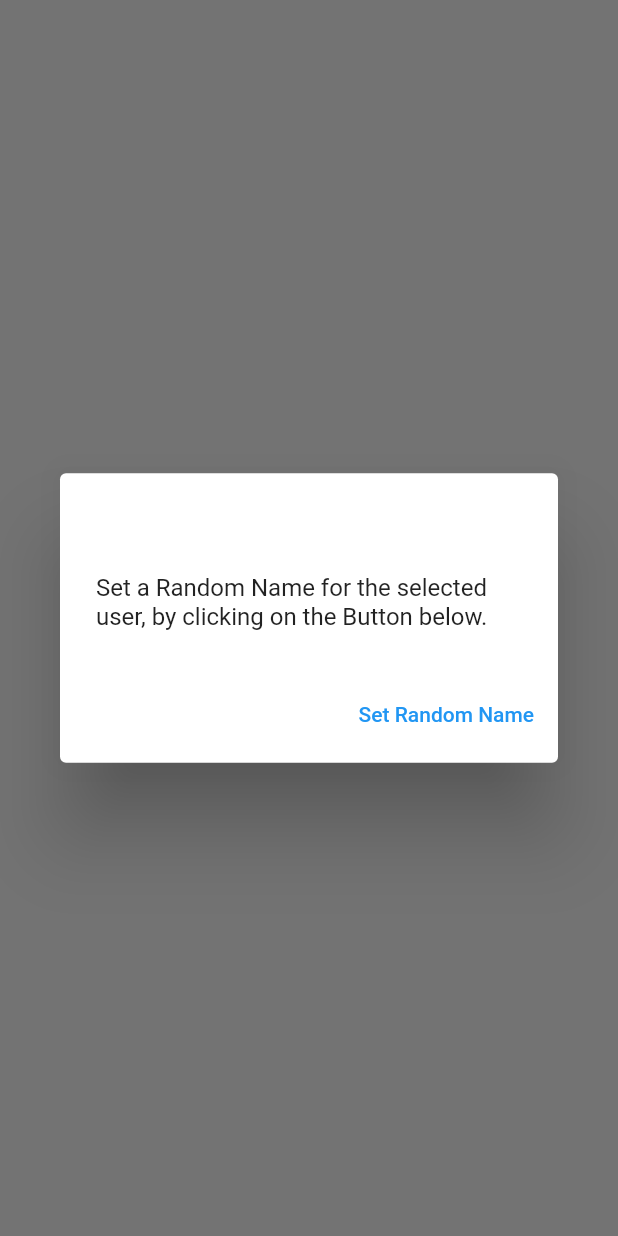
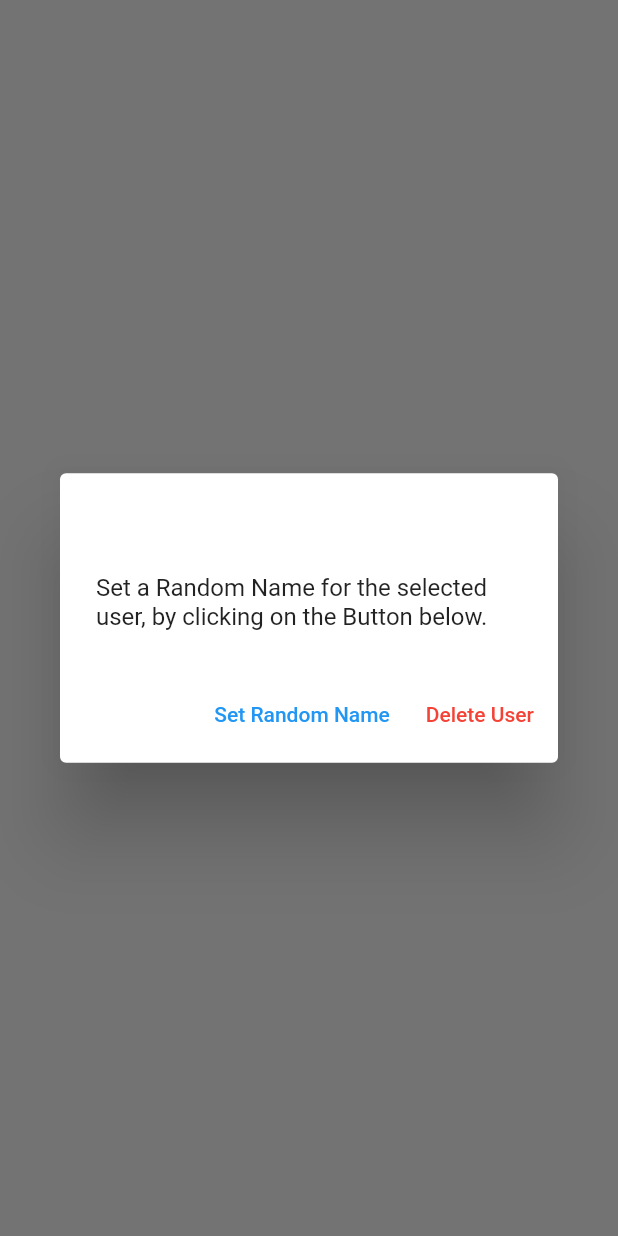
Before and after one commit to Ramsay99/SimpleExam-CRUD, a Flutter app: what dialogEditUser() shows on an empty page, opened directly, after a tap on "Set Random Name", on a phone screen of 412 x 824 dp. Run offline on Flutter 3.47's test engine with Material 2 defaults, Android fonts, the phone set to English and light mode, and no system bars; our stand-ins replace cloud_firestore, firebase_core; accounts and stored records are empty.

Commit message:
create 'Delete' User

```diff
--- a/simpleexam/lib/screen/crud_home.dart
+++ b/simpleexam/lib/screen/crud_home.dart
@@ -8,6 +8,18 @@ Row _homeTitle = Row(
     Padding(padding: EdgeInsets.only(right: 10)),
     Text("CRUD"),
   ],
+);
+const Padding _clickOnToEditDelUserText = Padding(
+  padding: EdgeInsets.symmetric(vertical: 4),
+  child: Text(
+    "Click on any User to Edit/Delete",
+    style: TextStyle(fontSize: 20),
+  ),
+);
+var _coloredBox = const Divider(
+  color: Colors.black,
+  thickness: 2,
+  height: 0,
 );
 
 class CRUDHome extends StatefulWidget {
@@ -33,14 +45,18 @@ class _CRUDHomeState extends State<CRUDHome> {
         builder: (context, builderSnapShot) {
           snapshot = builderSnapShot;
           if (snapshot.hasData) {
-            return displayUsersInListTile();
-          }
-          // if (snapshot.hasError) {
-          //   return Center(
-          //     child: Text('Error!,\n ${snapshot.error}'),
-          //   );
-          // }
-          else {
+            return Column(
+              children: [
+                _clickOnToEditDelUserText,
+                _coloredBox,
+                displayUsersInListTile(),
+              ],
+            );
+          } else if (snapshot.hasError) {
+            return Center(
+              child: Text('Error!,\n ${snapshot.error}'),
+            );
+          } else {
             return loadingStreamBuilding();
           }
         },
@@ -50,9 +66,11 @@ class _CRUDHomeState extends State<CRUDHome> {
   }
 
   Widget displayUsersInListTile() {
-    final users = snapshot.data!;
-    return ListView(
-      children: users.map(usersInListTile).toList(),
+    final List<User> users = snapshot.data!;
+    return Expanded(
+      child: ListView(
+        children: users.map(usersInListTile).toList(),
+      ),
     );
   }
 
--- a/simpleexam/lib/screen/edit_user.dart
+++ b/simpleexam/lib/screen/edit_user.dart
@@ -4,6 +4,8 @@ import 'package:simpleexam/shared/functions/shared_string_functions.dart';
 import '../user/user.dart';
 
 class EditUser {
+  static const String _contentText =
+      "Set a Random Name for the selected user, by clicking on the Button below.";
   static late User _editedUser;
   static void setEditedUser(User user) {
     _editedUser = user;
@@ -14,16 +16,24 @@ class EditUser {
       context: context,
       builder: (ctx) => AlertDialog(
         title: Text(_editedUser.name),
-        content: const Text(
-            "Set a Random Name for the selected user, by clicking on the Button below."),
+        content: const Text(_contentText),
         actions: <Widget>[
           TextButton(
             onPressed: () {
-              setEditedUser(_editedUser);
               _editedUser.setName(generateString(firstLetterBeCapital: true));
             },
             child: const Text("Set Random Name"),
-          )
+          ),
+          TextButton(
+            onPressed: () {
+              _editedUser.delUser();
+              Navigator.pop(context);
+            },
+            child: const Text(
+              "Delete User",
+              style: TextStyle(color: Colors.red),
+            ),
+          ),
         ],
       ),
     );
--- a/simpleexam/lib/user/user.dart
+++ b/simpleexam/lib/user/user.dart
@@ -65,4 +65,8 @@ class User {
   String getAccCreated() {
     return accCreated.toIso8601String();
   }
+
+  void delUser() {
+    getID().delete();
+  }
 }
```
